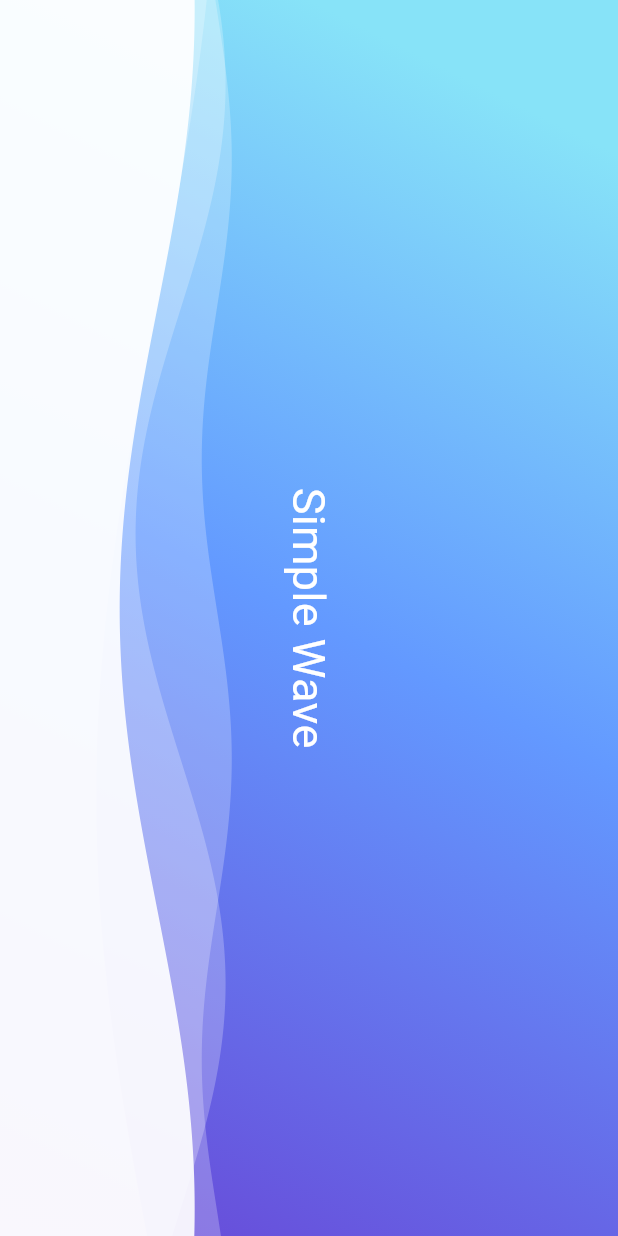
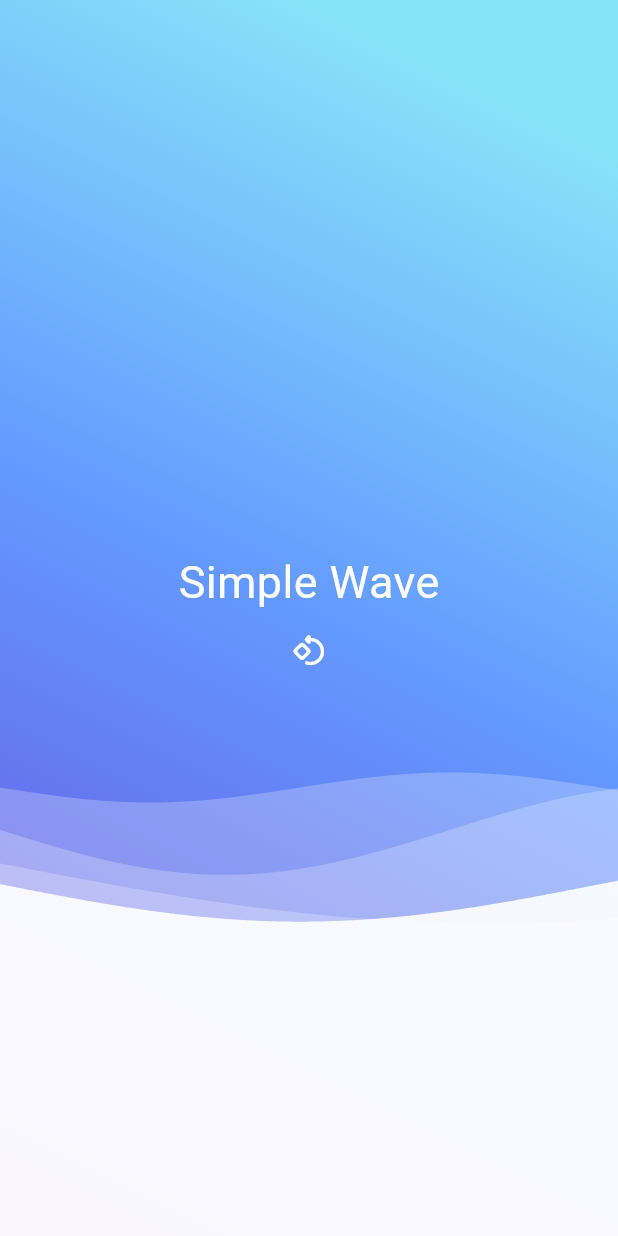
Before and after one commit to suneogkwon/simple_wave, a Flutter app: the screen it shows after launch, on a phone screen of 412 x 824 dp. Run offline on Flutter 3.47's test engine with Material 3 defaults, Android fonts, the phone set to English and light mode, and no system bars; drawn by our look-alikes of flutter_animate; our stand-ins replace sensors_plus.

Commit message:
feat: 중력 감지 및 화면 회전 제어 기능 추가
- 모바일 플랫폼에 따른 각도 보정 로직 도입
- 중력 변화 감지 활성화/비활성화 기능 추가
- 코드 리팩토링 및 변수명 명확화

```diff
--- a/lib/main.dart
+++ b/lib/main.dart
@@ -1,5 +1,6 @@
 import 'dart:async';
 import 'dart:developer';
+import 'dart:io';
 import 'dart:math' as math;
 
 import 'package:flutter/material.dart';
@@ -31,48 +32,41 @@ class MainApp extends StatelessWidget {
 class SimpleWave extends StatefulWidget {
   const SimpleWave({super.key});
 
-  static SimpleWaveState of(BuildContext context) =>
-      context.findAncestorStateOfType()!;
-
   @override
   State<SimpleWave> createState() => SimpleWaveState();
 }
 
 class SimpleWaveState extends State<SimpleWave> {
   late final StreamSubscription<AccelerometerEvent> _accelerometerSubscription;
+  late final double _angleOffset;
 
-  /// 중력 벡터의 Z축 기준 회전 각도 (0-360도)
+  /// Z축 회전 각도 (0-360도)
   final _smoothedGravityAngleNotifier = ValueNotifier(0.0);
+  bool _listenGravityChanges = false;
 
   /// 스무딩 계수 (0-1, 작을수록 더 부드러움)
   final _alpha = 0.1;
 
-  final _backgroundGradient = BoxDecoration(
-    gradient: LinearGradient(
-      colors: [Color(0xFF6844D5), Color(0xFF6399FF), Color(0xFF87E3F8)],
-      stops: [0.0, 0.5, 0.9],
-      begin: Alignment.bottomLeft,
-      end: Alignment.topRight,
-    ),
-  );
-
+  /// 스무딩 적용된 Z축 회전 각도
   double get _smoothedGravityAngle => _smoothedGravityAngleNotifier.value;
 
-  /// 수직 및 반시계 회전 기준 회전 각도
-  double get _resolvedGravityAngle => 360 - (_smoothedGravityAngle - 90);
+  /// 플랫폼 및 반시계 회전 기준 회전 각도
+  double get _resolvedGravityAngle =>
+      (_listenGravityChanges ? -_smoothedGravityAngle : -90) + _angleOffset;
 
-  /// 중력 방향 업데이트
-  void _updateGravityDirection(AccelerometerEvent event) {
+  /// 회전 각도 업데이트
+  void _updateGravityAngle(AccelerometerEvent event) {
     try {
       // 중력 방향 계산
-      var (gravityAngle, tiltAngle) = _calculateGravityDirection(event);
+      var (gravityAngle, tiltAngle) = _calculateGravityAngle(event);
+      // 스무딩 적용
       gravityAngle = _applySmoothing(gravityAngle);
 
+      // 수평에 근접하면 각도를 업데이트 하지 않는다.
       if (_checkHorizontal(gravityAngle, tiltAngle)) {
         return;
       }
 
-      // 스무딩 적용
       _smoothedGravityAngleNotifier.value = gravityAngle;
     } catch (e) {
       // 오류 처리
@@ -81,7 +75,7 @@ class SimpleWaveState extends State<SimpleWave> {
   }
 
   /// Z축 회전을 기준으로 중력 방향을 계산하는 함수
-  (double gravityAngle, double tiltAngle) _calculateGravityDirection(
+  (double gravityAngle, double tiltAngle) _calculateGravityAngle(
     AccelerometerEvent event,
   ) {
     // 가속도계 데이터 (중력 벡터)
@@ -114,6 +108,7 @@ class SimpleWaveState extends State<SimpleWave> {
     return (gravityAngle, tiltAngle);
   }
 
+  /// 과도한 흔들림을 방지하기 위한 수평 체크
   bool _checkHorizontal(double gravityAngle, double tiltAngle) {
     // 각도의 차이 계산 (원형 데이터 처리)
     final diff = (gravityAngle - _smoothedGravityAngle) % 360 * _alpha;
@@ -135,12 +130,36 @@ class SimpleWaveState extends State<SimpleWave> {
     return (_smoothedGravityAngle + diff + 360) % 360;
   }
 
+  void _startListenGravityChanges() {
+    setState(() {
+      _listenGravityChanges = true;
+      _accelerometerSubscription.resume();
+    });
+  }
+
+  void _stopListenGravityChanges() {
+    setState(() {
+      _listenGravityChanges = false;
+      _accelerometerSubscription.pause();
+    });
+  }
+
   @override
   void initState() {
     super.initState();
+
+    // 모바일이면 각도 보정을 위해 90도를 더한다.
+    try {
+      if (Platform.isAndroid || Platform.isIOS) {
+        _angleOffset = 90;
+      }
+    } catch (e) {
+      _angleOffset = 0;
+    }
+
     _accelerometerSubscription = accelerometerEventStream(
       samplingPeriod: SensorInterval.gameInterval,
-    ).listen(_updateGravityDirection);
+    ).listen(_updateGravityAngle);
   }
 
   @override
@@ -152,12 +171,31 @@ class SimpleWaveState extends State<SimpleWave> {
   @override
   Widget build(BuildContext context) {
     return Scaffold(
-      body: DecoratedBox(
-        decoration: _backgroundGradient,
+      body: _buildBackground(
         child: Stack(
           fit: StackFit.expand,
-          children: [
-            Center(
+          children: [_buildWaves(), _buildTitle()],
+        ),
+      ),
+    );
+  }
+
+  Widget _buildBackground({required Widget child}) {
+    return DecoratedBox(
+      decoration: BoxDecoration(
+        gradient: LinearGradient(
+          colors: [Color(0xFF6844D5), Color(0xFF6399FF), Color(0xFF87E3F8)],
+          stops: [0.0, 0.5, 0.9],
+          begin: Alignment.bottomLeft,
+          end: Alignment.topRight,
+        ),
+      ),
+      child: child,
+    );
+  }
+
+  Widget _buildTitle() {
+    return Center(
       child: ValueListenableBuilder(
         valueListenable: _smoothedGravityAngleNotifier,
         builder:
@@ -165,14 +203,25 @@ class SimpleWaveState extends State<SimpleWave> {
               angle: _resolvedGravityAngle * math.pi / 180,
               child: child,
             ),
-                child: Text(
+        child: Column(
+          mainAxisSize: MainAxisSize.min,
+          children: [
+            Text(
               'Simple Wave',
               style: TextStyle(color: Colors.white, fontSize: 30),
             ),
+            IconButton(
+              color: Colors.white,
+              onPressed:
+                  _listenGravityChanges
+                      ? _stopListenGravityChanges
+                      : _startListenGravityChanges,
+              icon: Icon(
+                _listenGravityChanges
+                    ? Icons.arrow_downward_rounded
+                    : Icons.rotate_90_degrees_ccw_rounded,
               ),
             ),
-            _buildWaves(),
-            GestureDetector(),
           ],
         ),
       ),
@@ -182,8 +231,8 @@ class SimpleWaveState extends State<SimpleWave> {
   Widget _buildWaves() {
     return ValueListenableBuilder(
       valueListenable: _smoothedGravityAngleNotifier,
-      builder: (context, value, child) {
-        return Stack(
+      builder:
+          (context, value, child) => Stack(
             children: [
               Wave(
                 heightFactor: 0.75,
@@ -218,8 +267,7 @@ class SimpleWaveState extends State<SimpleWave> {
                 rotation: _resolvedGravityAngle,
               ),
             ],
-        );
-      },
+          ),
     );
   }
 }
--- a/lib/wave.dart
+++ b/lib/wave.dart
@@ -82,11 +82,12 @@ class WavePainter extends CustomPainter {
   /// 타원형 근사를 사용한 부드러운 거리 계산
   double _getDistanceAtAngle(Size size) {
     // 각도를 라디안으로 변환
-    // 90도를 뺀 이유는 파도 방향(90도)과 일치시키기 위함
+    // 90도를 뺀 이유는 모바일에서 파도 방향과 일치시키기 위함
     double radians = _rotationRadian - math.pi / 2;
     if (radians < 0) {
       radians += 2 * math.pi;
     }
+
     final double a = size.width / 2;
     final double b = size.height / 2;
 
```
Lines whose indentation alone changed are shown as unchanged.
